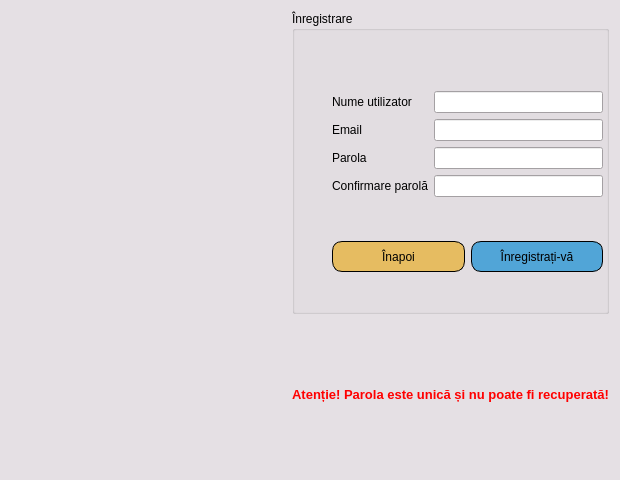
This is Solution - Secure Drive/register.ui in Banicaliviu/Proiect-poo-SecureDrive as Qt 5 draws it before an edit. The edited form follows.
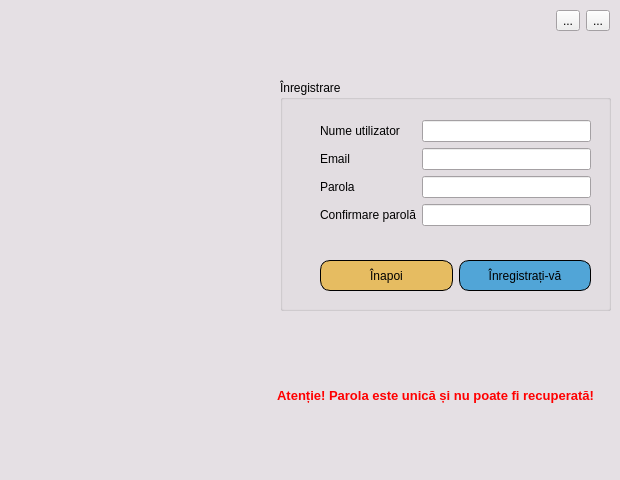
This is the edited form. Icons and pictures are not drawn.

What changed in the file:
```diff
--- a/Solution - Secure Drive/register.ui
+++ b/Solution - Secure Drive/register.ui
@@ -82,9 +82,18 @@
     <normalon>C:/Users/User/Desktop/SecureDriveIcon.jpeg</normalon>
    </iconset>
   </property>
-  <layout class="QGridLayout" name="gridLayout">
-   <item row="2" column="1">
+  <property name="modal">
+   <bool>true</bool>
+  </property>
     <widget class="QLabel" name="label_5">
+   <property name="geometry">
+    <rect>
+     <x>265</x>
+     <y>320</y>
+     <width>341</width>
+     <height>151</height>
+    </rect>
+   </property>
      <property name="sizePolicy">
       <sizepolicy hsizetype="Preferred" vsizetype="Preferred">
        <horstretch>0</horstretch>
@@ -108,18 +117,17 @@
       <set>Qt::AlignCenter</set>
      </property>
     </widget>
-   </item>
-   <item row="1" column="0">
-    <widget class="QLabel" name="label_4">
-     <property name="text">
-      <string/>
-     </property>
-     <property name="pixmap">
-      <pixmap>C:/Users/User/Desktop/SecureDriveIcon.jpeg</pixmap>
-     </property>
-    </widget>
-   </item>
-   <item row="0" column="1" rowspan="2">
+  <widget class="QWidget" name="verticalLayoutWidget">
+   <property name="geometry">
+    <rect>
+     <x>280</x>
+     <y>80</y>
+     <width>331</width>
+     <height>231</height>
+    </rect>
+   </property>
+   <layout class="QVBoxLayout" name="verticalLayout_2">
+    <item>
     <widget class="QGroupBox" name="groupBox">
      <property name="enabled">
       <bool>true</bool>
@@ -137,7 +145,7 @@
       <property name="geometry">
        <rect>
         <x>40</x>
-        <y>80</y>
+         <y>40</y>
         <width>271</width>
         <height>114</height>
        </rect>
@@ -151,7 +159,72 @@
         </widget>
        </item>
        <item row="0" column="1">
-        <widget class="QLineEdit" name="lineEdit"/>
+         <widget class="QLineEdit" name="lineEdit">
+          <property name="palette">
+           <palette>
+            <active>
+             <colorrole role="Text">
+              <brush brushstyle="SolidPattern">
+               <color alpha="255">
+                <red>66</red>
+                <green>66</green>
+                <blue>66</blue>
+               </color>
+              </brush>
+             </colorrole>
+             <colorrole role="PlaceholderText">
+              <brush brushstyle="SolidPattern">
+               <color alpha="128">
+                <red>66</red>
+                <green>66</green>
+                <blue>66</blue>
+               </color>
+              </brush>
+             </colorrole>
+            </active>
+            <inactive>
+             <colorrole role="Text">
+              <brush brushstyle="SolidPattern">
+               <color alpha="255">
+                <red>66</red>
+                <green>66</green>
+                <blue>66</blue>
+               </color>
+              </brush>
+             </colorrole>
+             <colorrole role="PlaceholderText">
+              <brush brushstyle="SolidPattern">
+               <color alpha="128">
+                <red>66</red>
+                <green>66</green>
+                <blue>66</blue>
+               </color>
+              </brush>
+             </colorrole>
+            </inactive>
+            <disabled>
+             <colorrole role="Text">
+              <brush brushstyle="SolidPattern">
+               <color alpha="255">
+                <red>120</red>
+                <green>120</green>
+                <blue>120</blue>
+               </color>
+              </brush>
+             </colorrole>
+             <colorrole role="PlaceholderText">
+              <brush brushstyle="SolidPattern">
+               <color alpha="128">
+                <red>0</red>
+                <green>0</green>
+                <blue>0</blue>
+               </color>
+              </brush>
+             </colorrole>
+            </disabled>
+           </palette>
+          </property>
+         </widget>
        </item>
        <item row="1" column="0">
         <widget class="QLabel" name="label_6">
@@ -161,7 +234,72 @@
         </widget>
        </item>
        <item row="1" column="1">
-        <widget class="QLineEdit" name="lineEdit_4"/>
+         <widget class="QLineEdit" name="lineEdit_4">
+          <property name="palette">
+           <palette>
+            <active>
+             <colorrole role="Text">
+              <brush brushstyle="SolidPattern">
+               <color alpha="255">
+                <red>66</red>
+                <green>66</green>
+                <blue>66</blue>
+               </color>
+              </brush>
+             </colorrole>
+             <colorrole role="PlaceholderText">
+              <brush brushstyle="SolidPattern">
+               <color alpha="128">
+                <red>66</red>
+                <green>66</green>
+                <blue>66</blue>
+               </color>
+              </brush>
+             </colorrole>
+            </active>
+            <inactive>
+             <colorrole role="Text">
+              <brush brushstyle="SolidPattern">
+               <color alpha="255">
+                <red>66</red>
+                <green>66</green>
+                <blue>66</blue>
+               </color>
+              </brush>
+             </colorrole>
+             <colorrole role="PlaceholderText">
+              <brush brushstyle="SolidPattern">
+               <color alpha="128">
+                <red>66</red>
+                <green>66</green>
+                <blue>66</blue>
+               </color>
+              </brush>
+             </colorrole>
+            </inactive>
+            <disabled>
+             <colorrole role="Text">
+              <brush brushstyle="SolidPattern">
+               <color alpha="255">
+                <red>120</red>
+                <green>120</green>
+                <blue>120</blue>
+               </color>
+              </brush>
+             </colorrole>
+             <colorrole role="PlaceholderText">
+              <brush brushstyle="SolidPattern">
+               <color alpha="128">
+                <red>0</red>
+                <green>0</green>
+                <blue>0</blue>
+               </color>
+              </brush>
+             </colorrole>
+            </disabled>
+           </palette>
+          </property>
+         </widget>
        </item>
        <item row="2" column="0">
         <widget class="QLabel" name="label_2">
@@ -172,6 +310,70 @@
        </item>
        <item row="2" column="1">
         <widget class="QLineEdit" name="lineEdit_2">
+          <property name="palette">
+           <palette>
+            <active>
+             <colorrole role="Text">
+              <brush brushstyle="SolidPattern">
+               <color alpha="255">
+                <red>66</red>
+                <green>66</green>
+                <blue>66</blue>
+               </color>
+              </brush>
+             </colorrole>
+             <colorrole role="PlaceholderText">
+              <brush brushstyle="SolidPattern">
+               <color alpha="128">
+                <red>66</red>
+                <green>66</green>
+                <blue>66</blue>
+               </color>
+              </brush>
+             </colorrole>
+            </active>
+            <inactive>
+             <colorrole role="Text">
+              <brush brushstyle="SolidPattern">
+               <color alpha="255">
+                <red>66</red>
+                <green>66</green>
+                <blue>66</blue>
+               </color>
+              </brush>
+             </colorrole>
+             <colorrole role="PlaceholderText">
+              <brush brushstyle="SolidPattern">
+               <color alpha="128">
+                <red>66</red>
+                <green>66</green>
+                <blue>66</blue>
+               </color>
+              </brush>
+             </colorrole>
+            </inactive>
+            <disabled>
+             <colorrole role="Text">
+              <brush brushstyle="SolidPattern">
+               <color alpha="255">
+                <red>120</red>
+                <green>120</green>
+                <blue>120</blue>
+               </color>
+              </brush>
+             </colorrole>
+             <colorrole role="PlaceholderText">
+              <brush brushstyle="SolidPattern">
+               <color alpha="128">
+                <red>0</red>
+                <green>0</green>
+                <blue>0</blue>
+               </color>
+              </brush>
+             </colorrole>
+            </disabled>
+           </palette>
+          </property>
          <property name="echoMode">
           <enum>QLineEdit::Password</enum>
          </property>
@@ -186,6 +388,70 @@
        </item>
        <item row="3" column="1">
         <widget class="QLineEdit" name="lineEdit_3">
+          <property name="palette">
+           <palette>
+            <active>
+             <colorrole role="Text">
+              <brush brushstyle="SolidPattern">
+               <color alpha="255">
+                <red>66</red>
+                <green>66</green>
+                <blue>66</blue>
+               </color>
+              </brush>
+             </colorrole>
+             <colorrole role="PlaceholderText">
+              <brush brushstyle="SolidPattern">
+               <color alpha="128">
+                <red>66</red>
+                <green>66</green>
+                <blue>66</blue>
+               </color>
+              </brush>
+             </colorrole>
+            </active>
+            <inactive>
+             <colorrole role="Text">
+              <brush brushstyle="SolidPattern">
+               <color alpha="255">
+                <red>66</red>
+                <green>66</green>
+                <blue>66</blue>
+               </color>
+              </brush>
+             </colorrole>
+             <colorrole role="PlaceholderText">
+              <brush brushstyle="SolidPattern">
+               <color alpha="128">
+                <red>66</red>
+                <green>66</green>
+                <blue>66</blue>
+               </color>
+              </brush>
+             </colorrole>
+            </inactive>
+            <disabled>
+             <colorrole role="Text">
+              <brush brushstyle="SolidPattern">
+               <color alpha="255">
+                <red>120</red>
+                <green>120</green>
+                <blue>120</blue>
+               </color>
+              </brush>
+             </colorrole>
+             <colorrole role="PlaceholderText">
+              <brush brushstyle="SolidPattern">
+               <color alpha="128">
+                <red>0</red>
+                <green>0</green>
+                <blue>0</blue>
+               </color>
+              </brush>
+             </colorrole>
+            </disabled>
+           </palette>
+          </property>
          <property name="echoMode">
           <enum>QLineEdit::Password</enum>
          </property>
@@ -197,7 +463,7 @@
       <property name="geometry">
        <rect>
         <x>30</x>
-        <y>230</y>
+         <y>180</y>
         <width>291</width>
         <height>31</height>
        </rect>
@@ -255,6 +521,110 @@
    </item>
   </layout>
  </widget>
- <resources/>
+  <widget class="QWidget" name="horizontalLayoutWidget">
+   <property name="geometry">
+    <rect>
+     <x>279</x>
+     <y>0</y>
+     <width>331</width>
+     <height>41</height>
+    </rect>
+   </property>
+   <layout class="QHBoxLayout" name="horizontalLayout_2">
+    <item>
+     <spacer name="horizontalSpacer">
+      <property name="orientation">
+       <enum>Qt::Horizontal</enum>
+      </property>
+      <property name="sizeHint" stdset="0">
+       <size>
+        <width>40</width>
+        <height>20</height>
+       </size>
+      </property>
+     </spacer>
+    </item>
+    <item>
+     <widget class="QToolButton" name="toolButton_min">
+      <property name="text">
+       <string>...</string>
+      </property>
+      <property name="icon">
+       <iconset resource="Resource.qrc">
+        <normaloff>:/img/img/minimize-window-16.png</normaloff>:/img/img/minimize-window-16.png</iconset>
+      </property>
+      <property name="shortcut">
+       <string>Ctrl+M</string>
+      </property>
+     </widget>
+    </item>
+    <item>
+     <widget class="QToolButton" name="toolButton_iesire">
+      <property name="text">
+       <string>...</string>
+      </property>
+      <property name="icon">
+       <iconset resource="Resource.qrc">
+        <normaloff>:/img/img/close-window-16.png</normaloff>:/img/img/close-window-16.png</iconset>
+      </property>
+      <property name="shortcut">
+       <string>Ctrl+Q</string>
+      </property>
+     </widget>
+    </item>
+   </layout>
+  </widget>
+  <widget class="QWidget" name="layoutWidget">
+   <property name="geometry">
+    <rect>
+     <x>10</x>
+     <y>10</y>
+     <width>254</width>
+     <height>461</height>
+    </rect>
+   </property>
+   <layout class="QVBoxLayout" name="verticalLayout">
+    <item>
+     <spacer name="verticalSpacer">
+      <property name="orientation">
+       <enum>Qt::Vertical</enum>
+      </property>
+      <property name="sizeHint" stdset="0">
+       <size>
+        <width>20</width>
+        <height>40</height>
+       </size>
+      </property>
+     </spacer>
+    </item>
+    <item>
+     <widget class="QLabel" name="label_4">
+      <property name="text">
+       <string/>
+      </property>
+      <property name="pixmap">
+       <pixmap resource="Resource.qrc">:/img/img/WhatsApp Image 2021-03-30 at 18.31.01.jpeg</pixmap>
+      </property>
+     </widget>
+    </item>
+    <item>
+     <spacer name="verticalSpacer_2">
+      <property name="orientation">
+       <enum>Qt::Vertical</enum>
+      </property>
+      <property name="sizeHint" stdset="0">
+       <size>
+        <width>20</width>
+        <height>40</height>
+       </size>
+      </property>
+     </spacer>
+    </item>
+   </layout>
+  </widget>
+ </widget>
+ <resources>
+  <include location="Resource.qrc"/>
+ </resources>
  <connections/>
 </ui>
```
Left out of the diff: 5 changed lines with no effect on the pictures. Lines whose indentation alone changed are shown as unchanged.
